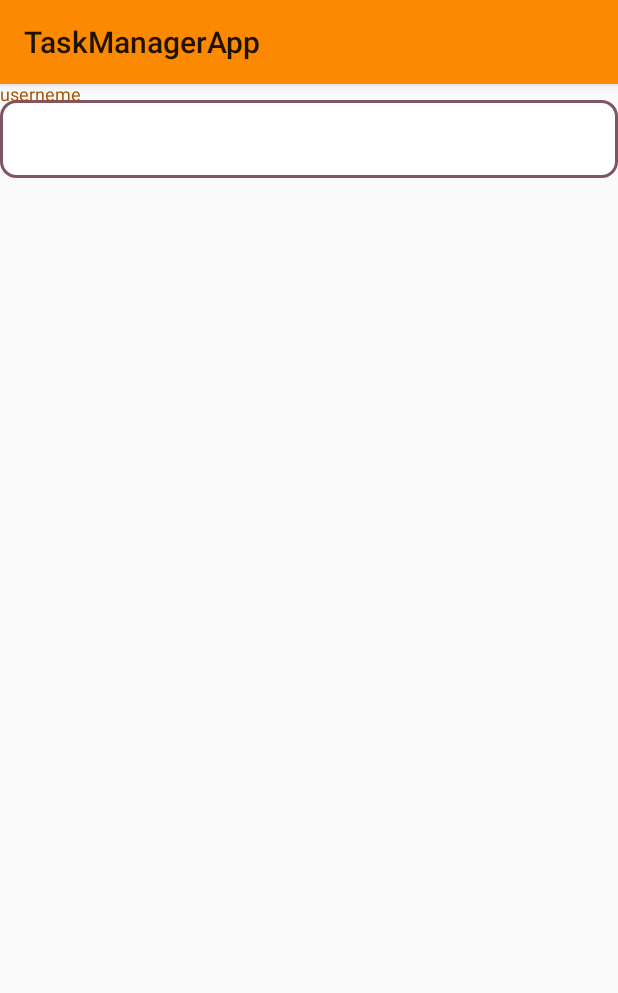
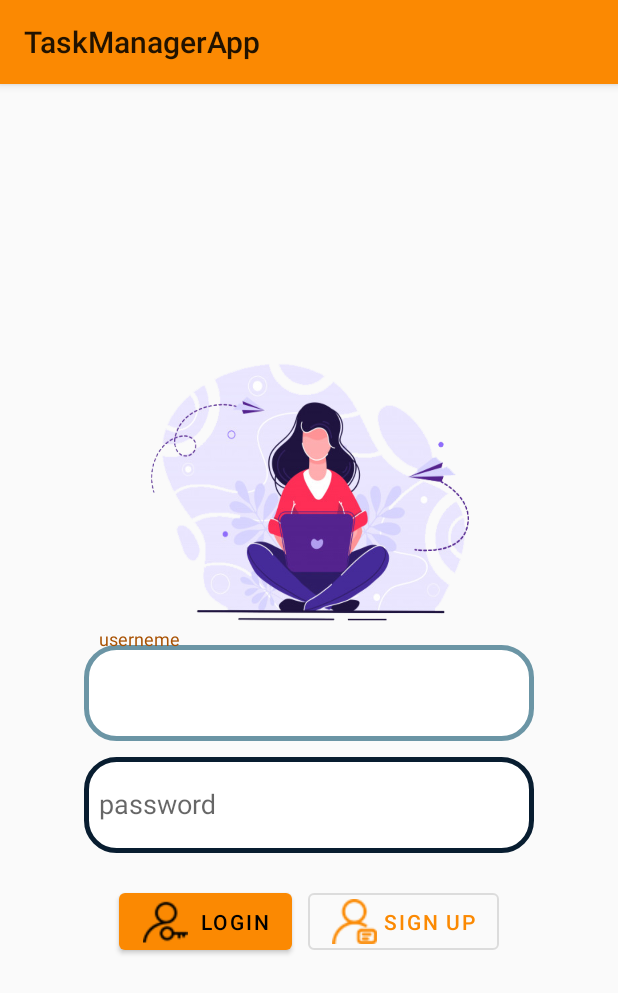
Before and after one commit to FatemeAfshar20/TaskManagerApp, an Android app: the screen it shows after launch (Activity), on a phone screen of 412 x 824 dp. Shown: the top 993 px of the screen. Run offline under Robolectric (Android 15) with nearby library versions, the phone set to English and light mode, and no system bars.

Commit message:
completing Login UI with material

```diff
--- /dev/null
+++ b/app/src/main/res/drawable/indigo_border.xml
@@ -0,0 +1,9 @@
+<?xml version="1.0" encoding="utf-8"?>
+<shape xmlns:android="http://schemas.android.com/apk/res/android"
+    android:shape="rectangle">
+
+    <solid android:color="@color/white"/>
+    <stroke android:color="@color/indigo" android:width="3dp"/>
+    <corners android:radius="20dp"/>
+
+</shape>
--- a/app/src/main/res/drawable/orange_border.xml
+++ b/app/src/main/res/drawable/indigo_light_border.xml
@@ -3,7 +3,7 @@
     android:shape="rectangle">
 
     <solid android:color="@color/white"/>
-    <stroke android:color="#C45A2338" android:width="2dp"/>
-    <corners android:radius="10dp"/>
+    <stroke android:color="@color/indigo_light" android:width="3dp"/>
+    <corners android:radius="20dp"/>
 
 </shape>
--- a/app/src/main/res/layout/fragment_login.xml
+++ b/app/src/main/res/layout/fragment_login.xml
@@ -1,23 +1,74 @@
 <?xml version="1.0" encoding="utf-8"?>
-<RelativeLayout
+<LinearLayout
     xmlns:android="http://schemas.android.com/apk/res/android"
+    xmlns:app="http://schemas.android.com/apk/res-auto"
     xmlns:tools="http://schemas.android.com/tools"
     android:layout_width="match_parent"
     android:layout_height="match_parent"
-    >
+    android:gravity="center"
+    android:orientation="vertical">
+
+    <com.google.android.material.imageview.ShapeableImageView
+        android:layout_width="214dp"
+        android:layout_height="173dp"
+        android:background="@drawable/login_img"
+        android:layout_margin="@dimen/mrg_5"
+        />
+
 
     <com.google.android.material.textfield.TextInputLayout
         android:layout_width="match_parent"
-    android:layout_height="wrap_content"
-    >
+        android:layout_height="wrap_content">
 
         <EditText
-        android:layout_width="match_parent"
-        android:layout_height="52dp"
-        android:background="@drawable/orange_border"
+            android:id="@+id/username"
+            android:layout_width="300dp"
+            android:layout_height="64dp"
+            android:layout_gravity="center"
+            android:background="@drawable/indigo_light_border"
             android:hint="userneme"
+            android:padding="10dp"
             android:textColor="@color/black" />
     </com.google.android.material.textfield.TextInputLayout>
 
+    <com.google.android.material.textfield.TextInputLayout
+        android:layout_width="match_parent"
+        android:layout_height="wrap_content">
 
-</RelativeLayout>
+        <EditText
+            android:id="@+id/password"
+            android:layout_width="300dp"
+            android:layout_height="64dp"
+            android:layout_gravity="center"
+            android:background="@drawable/indigo_border"
+            android:hint="password"
+            android:padding="@dimen/pad_10"
+            android:textColor="@color/black" />
+    </com.google.android.material.textfield.TextInputLayout>
+
+    <LinearLayout
+        android:layout_width="wrap_content"
+        android:layout_height="wrap_content"
+        android:layout_marginTop="15dp"
+        android:orientation="horizontal">
+
+        <com.google.android.material.button.MaterialButton
+            android:id="@+id/btn_login"
+            style="@style/Widget.MaterialComponents.Button"
+            android:layout_width="wrap_content"
+            android:layout_height="wrap_content"
+            android:layout_margin="@dimen/mrg_5"
+            android:text="Login"
+            app:icon="@drawable/ic_login" />
+
+        <com.google.android.material.button.MaterialButton
+            android:id="@+id/btn_sign"
+            style="@style/Widget.MaterialComponents.Button.OutlinedButton"
+            android:layout_width="wrap_content"
+            android:layout_height="wrap_content"
+            android:layout_margin="@dimen/mrg_5"
+            android:text="Sign Up"
+            app:icon="@drawable/ic_sign" />
+    </LinearLayout>
+
+</LinearLayout>
--- /dev/null
+++ b/app/src/main/res/values/dimens.xml
@@ -0,0 +1,5 @@
+<?xml version="1.0" encoding="utf-8"?>
+<resources>
+    <dimen name="pad_10">10dp</dimen>
+    <dimen name="mrg_5">5dp</dimen>
+</resources>
--- a/app/src/main/res/values/styles.xml
+++ b/app/src/main/res/values/styles.xml
@@ -5,8 +5,8 @@
         <item name="colorPrimary">@color/light_orange</item>
         <item name="colorPrimaryDark">@color/dark_gray</item>
         <item name="colorAccent">@color/dark_orange</item>
-        <item name="colorOnPrimary">@color/light</item>
-
+        <item name="counterTextColor">@color/light</item>
+        <item name="colorOnPrimary">@color/black</item>
     </style>
 
 <style name="MyTheme" parent="AppTheme">
```
Also changed, not shown: app/src/main/res/drawable-v24/ic_login.png (added), app/src/main/res/drawable-v24/ic_sign.png (added), app/src/main/res/drawable-v24/ic_sign_in.png (added), app/src/main/res/drawable-v24/login_img.png (added). Lines whose indentation alone changed are shown as unchanged.
